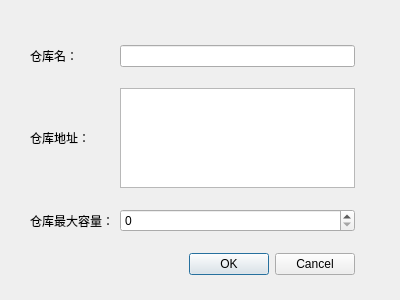
Old version of the form warehousedialog.ui in the repository TheShigure7/QT_Warehouse_System.
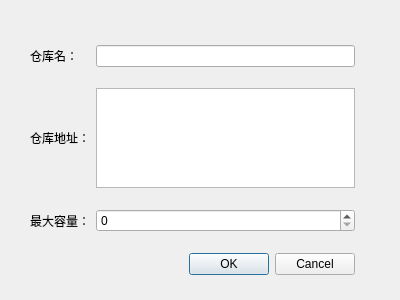
New version of the form.

Commit message: 初步实现仓库页面按钮

```diff
--- a/warehousedialog.ui
+++ b/warehousedialog.ui
@@ -53,7 +53,7 @@
     <item row="2" column="0">
      <widget class="QLabel" name="label_3">
       <property name="text">
-       <string>仓库最大容量：</string>
+       <string>最大容量：</string>
       </property>
      </widget>
     </item>
@@ -68,7 +68,11 @@
      </widget>
     </item>
     <item row="2" column="1">
-     <widget class="QSpinBox" name="capSpin1"/>
+     <widget class="QSpinBox" name="capSpin1">
+      <property name="maximum">
+       <number>999999999</number>
+      </property>
+     </widget>
     </item>
    </layout>
   </widget>
```
The commit also changes 6 other files.
